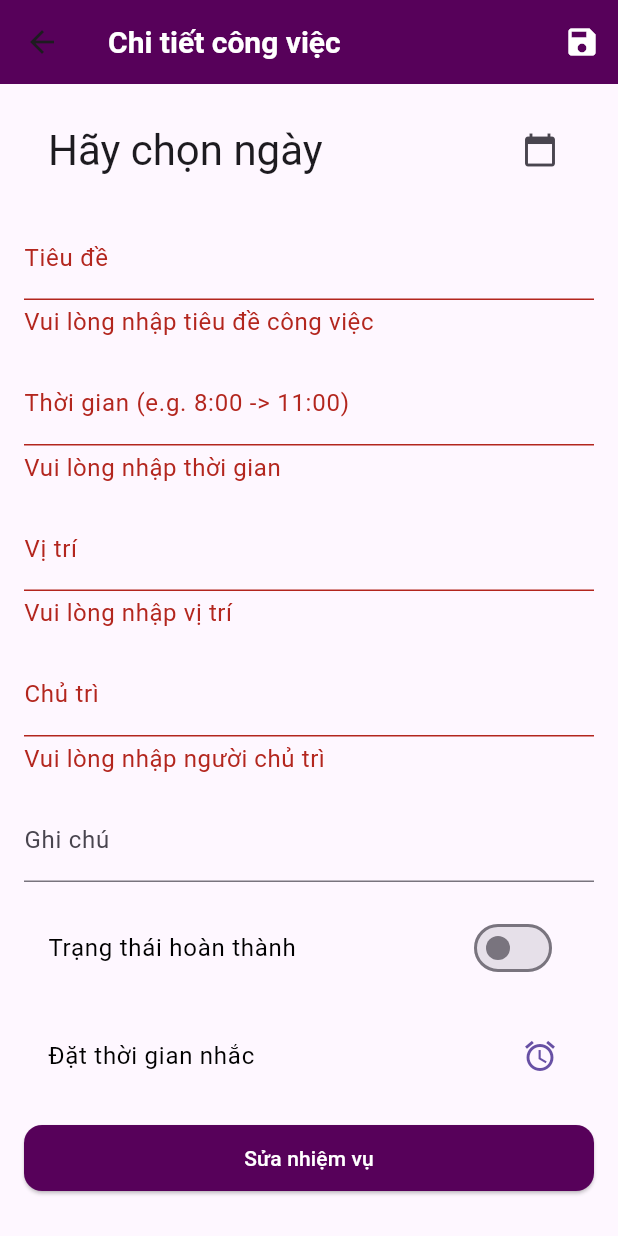
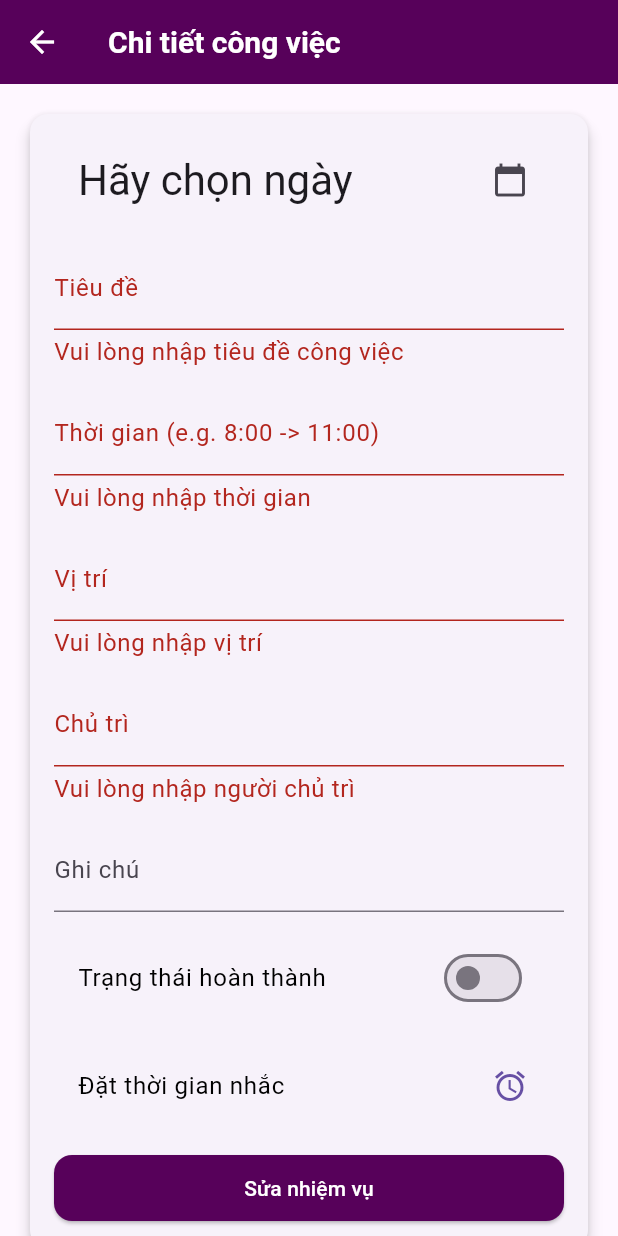
Before and after one commit to nhoxlovew/planner_daily, a Flutter app: the TaskDetailScreen screen opened directly with empty values, after a tap on "Sửa nhiệm vụ", on a phone screen of 412 x 824 dp. Run offline on Flutter 3.47's test engine with Material 3 defaults, Android fonts, the phone set to English and light mode, and no system bars; our stand-ins replace fl_chart, flutter_local_notifications, sqflite, table_calendar, timezone; accounts and stored records are empty; statements that could not run were skipped.

Commit message:
Cập nhật chỉnh sửa UX/UI v1.3

```diff
--- a/lib/main.dart
+++ b/lib/main.dart
@@ -23,7 +23,7 @@ class MyApp extends StatelessWidget {
       debugShowCheckedModeBanner: false,
       title: 'Daily Planner',
       theme: themeProvider.themeData, // Use the theme from ThemeProvider
-      home: WelcomeScreen(), // Set WelcomeScreen as the home screen
+      home: const WelcomeScreen(), // Set WelcomeScreen as the home screen
       routes: {
         '/login': (context) => LoginScreen(),
         // Add other routes as necessary
--- a/lib/screen/addtask.dart
+++ b/lib/screen/addtask.dart
@@ -151,6 +151,7 @@ class _AddTaskScreenState extends State<AddTaskScreen> {
           style: const TextStyle(
               color: Colors.white, fontWeight: FontWeight.bold, fontSize: 20),
         ),
+        iconTheme: const IconThemeData(color: Colors.white),
         backgroundColor: const Color(0xFF57015A),
       ),
       body: Padding(
--- a/lib/screen/list.dart
+++ b/lib/screen/list.dart
@@ -132,13 +132,6 @@ class _TaskListScreenState extends State<TaskListScreen> {
               fontSize: 20,
               fontWeight: FontWeight.bold,
             )),
-        actions: [
-          IconButton(
-            icon: const Icon(Icons.calendar_today),
-            color: Colors.white,
-            onPressed: _navigateToCalendar, // Navigate to CalendarScreen
-          ),
-        ],
       ),
       body: ReorderableListView.builder(
         itemCount: _tasks.length,
--- a/lib/screen/statistic.dart
+++ b/lib/screen/statistic.dart
@@ -34,7 +34,11 @@ class _TaskStatisticsScreenState extends State<TaskStatisticsScreen> {
     return Scaffold(
       appBar: AppBar(
         title: const Text('Thống kê công việc',
-            style: TextStyle(color: Colors.white)),
+            style: TextStyle(
+                color: Colors.white,
+                fontSize: 20,
+                fontWeight: FontWeight.bold)),
+        iconTheme: const IconThemeData(color: Colors.white),
         backgroundColor: const Color(0xFF57015A), // Match your app's color
       ),
       body: Padding(
--- a/lib/screen/taskdetail.dart
+++ b/lib/screen/taskdetail.dart
@@ -2,7 +2,7 @@ import 'package:flutter/material.dart';
 import 'package:intl/intl.dart';
 import 'package:planner_daily/data/Dbhepler/db_helper.dart';
 import 'package:planner_daily/data/model/task.dart';
-import 'package:planner_daily/service/notification_service.dart'; // Import dịch vụ thông báo
+import 'package:planner_daily/service/notification_service.dart';
 
 class TaskDetailScreen extends StatefulWidget {
   final Task task;
@@ -15,7 +15,7 @@ class TaskDetailScreen extends StatefulWidget {
 
 class _TaskDetailScreenState extends State<TaskDetailScreen> {
   final _formKey = GlobalKey<FormState>();
-  final bool _isSubmitting = false;
+  bool _isSubmitting = false;
 
   late String _content;
   late String _timeRange;
@@ -23,25 +23,26 @@ class _TaskDetailScreenState extends State<TaskDetailScreen> {
   late String _organizer;
   late String _notes;
   DateTime? _selectedDate;
-  bool _isCompleted = false; // Theo dõi trạng thái hoàn thành
-  DateTime? _reminderTime; // Thời gian nhắc nhở
+  bool _isCompleted = false;
+  DateTime? _reminderTime;
 
   @override
   void initState() {
     super.initState();
-    // Prepopulate fields with existing task data
     _content = widget.task.content;
     _timeRange = widget.task.timeRange;
     _location = widget.task.location;
     _organizer = widget.task.organizer;
     _notes = widget.task.notes;
     _selectedDate = DateFormat('EEEE, dd/MM/yyyy').parse(widget.task.day);
-    _isCompleted =
-        widget.task.isCompleted == 1; // Xác định trạng thái hoàn thành
+    _isCompleted = widget.task.isCompleted == 1;
   }
 
   Future<void> _updateTask() async {
     if (_formKey.currentState!.validate()) {
+      setState(() {
+        _isSubmitting = true;
+      });
       _formKey.currentState!.save();
 
       final updatedTask = Task(
@@ -52,13 +53,11 @@ class _TaskDetailScreenState extends State<TaskDetailScreen> {
         location: _location,
         organizer: _organizer,
         notes: _notes,
-        isCompleted:
-            _isCompleted ? 1 : 0, // Lưu trạng thái hoàn thành dưới dạng int
+        isCompleted: _isCompleted ? 1 : 0,
       );
 
       await DBHelper().updateTask(updatedTask);
 
-      // Lập lịch thông báo nếu thời gian nhắc nhở đã được thiết lập
       if (_reminderTime != null) {
         await NotificationService.scheduleNotification(
           id: updatedTask.id!,
@@ -100,37 +99,42 @@ class _TaskDetailScreenState extends State<TaskDetailScreen> {
 
   @override
   Widget build(BuildContext context) {
-    final theme = Theme.of(context); // Lấy theme hiện tại
+    final theme = Theme.of(context);
 
     return Scaffold(
       appBar: AppBar(
         backgroundColor: const Color(0xFF57015A),
-        title: const Text('Chi tiết công việc',
+        title: const Text(
+          'Chi tiết công việc',
           style: TextStyle(
-                color: Colors.white,
-                fontSize: 20,
-                fontWeight: FontWeight.bold)),
-        actions: [
-          IconButton(
-            icon: const Icon(Icons.save),
-            color: Colors.white,
-            onPressed: _isSubmitting ? null : _updateTask,
+              color: Colors.white, fontSize: 20, fontWeight: FontWeight.bold),
         ),
-        ],
+        iconTheme: const IconThemeData(color: Colors.white),
       ),
-      body: Padding(
+      body: Center(
+        child: SingleChildScrollView(
+          padding: const EdgeInsets.all(16.0),
+          child: Card(
+            elevation: 4,
+            shape: RoundedRectangleBorder(
+              borderRadius: BorderRadius.circular(12),
+            ),
+            child: Padding(
               padding: const EdgeInsets.all(16.0),
               child: Form(
                 key: _formKey,
-          child: ListView(
+                child: Column(
+                  crossAxisAlignment: CrossAxisAlignment.start,
                   children: <Widget>[
                     // Date Picker
                     ListTile(
                       title: Text(
                         _selectedDate == null
                             ? 'Hãy chọn ngày'
-                        : DateFormat('EEEE, dd/MM/yyyy').format(_selectedDate!),
-                    style: theme.textTheme.headlineMedium),
+                            : DateFormat('EEEE, dd/MM/yyyy')
+                                .format(_selectedDate!),
+                        style: theme.textTheme.headlineMedium,
+                      ),
                       trailing: const Icon(Icons.calendar_today),
                       onTap: _pickDate,
                     ),
@@ -140,8 +144,9 @@ class _TaskDetailScreenState extends State<TaskDetailScreen> {
                     TextFormField(
                       initialValue: _content,
                       decoration: const InputDecoration(labelText: 'Tiêu đề'),
-                validator: (value) =>
-                    value!.isEmpty ? 'Vui lòng nhập tiêu đề công việc' : null,
+                      validator: (value) => value!.isEmpty
+                          ? 'Vui lòng nhập tiêu đề công việc'
+                          : null,
                       onSaved: (value) => _content = value!,
                     ),
                     const SizedBox(height: 16),
@@ -213,7 +218,11 @@ class _TaskDetailScreenState extends State<TaskDetailScreen> {
                     const SizedBox(height: 16),
 
                     // Update Button
-              ElevatedButton(
+                    Center(
+                      child: SizedBox(
+                        width: double
+                            .infinity, // Make the button take the full width
+                        child: ElevatedButton(
                           onPressed: _isSubmitting ? null : _updateTask,
                           style: ElevatedButton.styleFrom(
                             backgroundColor: const Color(0xFF57015A),
@@ -225,7 +234,12 @@ class _TaskDetailScreenState extends State<TaskDetailScreen> {
                           child: const Text('Sửa nhiệm vụ',
                               style: TextStyle(color: Colors.white)),
                         ),
+                      ),
+                    ),
                   ],
+                ),
+              ),
+            ),
           ),
         ),
       ),
--- a/lib/screen/updatetask.dart
+++ b/lib/screen/updatetask.dart
@@ -125,6 +125,7 @@ class _UpdateTaskScreenState extends State<UpdateTaskScreen> {
               fontSize: 20,
               fontWeight: FontWeight.bold,
             )),
+        iconTheme: const IconThemeData(color: Colors.white),
         backgroundColor: const Color(0xFF57015A),
       ),
       body: Padding(
```
Lines whose indentation alone changed are shown as unchanged.
